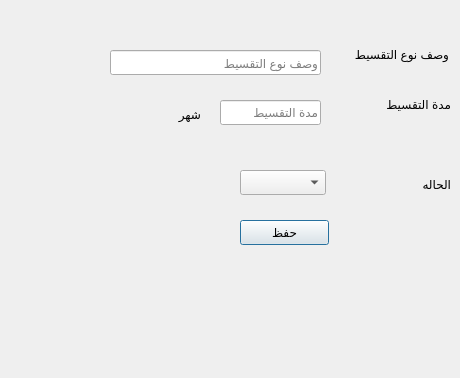
This is presentation/installment_ui/create_installment_type.ui in shymaa123456/HyperPOS2020 as Qt 5 draws it before an edit. The edited form follows.
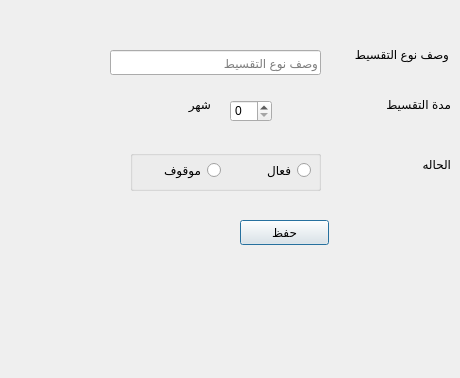
This is the edited form.

Commit message: Working in create installment

```diff
--- a/presentation/installment_ui/create_installment_type.ui
+++ b/presentation/installment_ui/create_installment_type.ui
@@ -35,34 +35,6 @@
     <string>وصف نوع التقسيط</string>
    </property>
   </widget>
-  <widget class="QLineEdit" name="LE_installmentPeriod">
-   <property name="geometry">
-    <rect>
-     <x>220</x>
-     <y>100</y>
-     <width>101</width>
-     <height>25</height>
-    </rect>
-   </property>
-   <property name="layoutDirection">
-    <enum>Qt::RightToLeft</enum>
-   </property>
-   <property name="inputMethodHints">
-    <set>Qt::ImhPreferNumbers</set>
-   </property>
-   <property name="text">
-    <string/>
-   </property>
-   <property name="maxLength">
-    <number>32767</number>
-   </property>
-   <property name="echoMode">
-    <enum>QLineEdit::Normal</enum>
-   </property>
-   <property name="placeholderText">
-    <string>مدة التقسيط</string>
-   </property>
-  </widget>
   <widget class="QPushButton" name="BTN_createBank">
    <property name="geometry">
     <rect>
@@ -89,16 +61,6 @@
     <string>وصف نوع التقسيط</string>
    </property>
   </widget>
-  <widget class="QComboBox" name="CMB_installmentTypeStatus">
-   <property name="geometry">
-    <rect>
-     <x>240</x>
-     <y>170</y>
-     <width>86</width>
-     <height>25</height>
-    </rect>
-   </property>
-  </widget>
   <widget class="QLabel" name="label_9">
    <property name="geometry">
     <rect>
@@ -116,7 +78,7 @@
    <property name="geometry">
     <rect>
      <x>320</x>
-     <y>170</y>
+     <y>150</y>
      <width>131</width>
      <height>29</height>
     </rect>
@@ -128,9 +90,9 @@
   <widget class="QLabel" name="label_11">
    <property name="geometry">
     <rect>
-     <x>70</x>
-     <y>100</y>
-     <width>131</width>
+     <x>60</x>
+     <y>90</y>
+     <width>151</width>
      <height>29</height>
     </rect>
    </property>
@@ -138,6 +100,70 @@
     <string>شهر</string>
    </property>
   </widget>
+  <widget class="QGroupBox" name="groupBox_6">
+   <property name="geometry">
+    <rect>
+     <x>130</x>
+     <y>150</y>
+     <width>191</width>
+     <height>41</height>
+    </rect>
+   </property>
+   <property name="layoutDirection">
+    <enum>Qt::RightToLeft</enum>
+   </property>
+   <property name="title">
+    <string/>
+   </property>
+   <widget class="QRadioButton" name="Qradio_active">
+    <property name="geometry">
+     <rect>
+      <x>120</x>
+      <y>10</y>
+      <width>61</width>
+      <height>20</height>
+     </rect>
+    </property>
+    <property name="layoutDirection">
+     <enum>Qt::RightToLeft</enum>
+    </property>
+    <property name="text">
+     <string>فعال</string>
+    </property>
+   </widget>
+   <widget class="QRadioButton" name="Qradio_inactive">
+    <property name="geometry">
+     <rect>
+      <x>10</x>
+      <y>10</y>
+      <width>81</width>
+      <height>20</height>
+     </rect>
+    </property>
+    <property name="layoutDirection">
+     <enum>Qt::RightToLeft</enum>
+    </property>
+    <property name="text">
+     <string>موقوف</string>
+    </property>
+   </widget>
+  </widget>
+  <widget class="QSpinBox" name="spBox_installmentPeriod">
+   <property name="geometry">
+    <rect>
+     <x>230</x>
+     <y>100</y>
+     <width>42</width>
+     <height>22</height>
+    </rect>
+   </property>
+   <property name="maximum">
+    <number>999</number>
+   </property>
+   <property name="singleStep">
+    <number>3</number>
+   </property>
+  </widget>
  </widget>
  <resources/>
  <connections/>
```
The commit also changes 4 other files.
